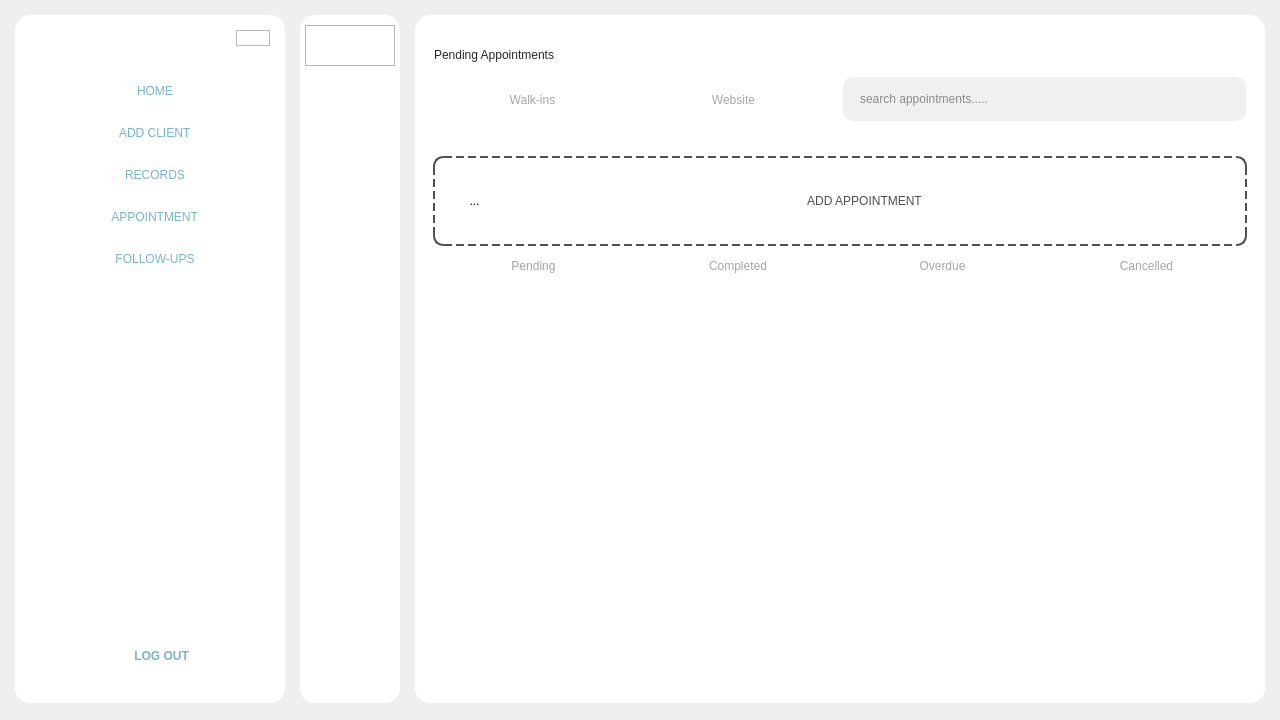
Above: Desktop_Application/Frontend/Home.ui from DreddVDomasian/Petmate-Desktop-Application before the change. Below: the same form after it.
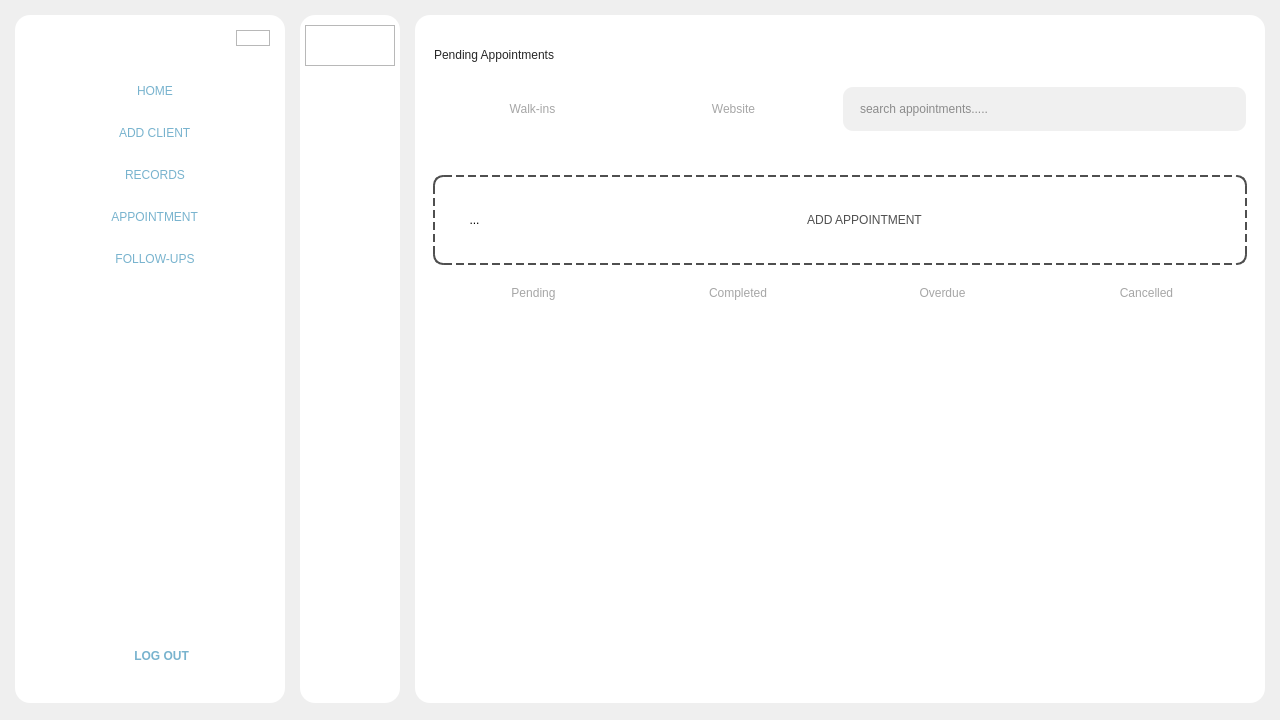
That is the form after the change. The open tabs and pages were chosen to show the change. Icons and pictures are not drawn.

What changed in the file:
```diff
--- a/Desktop_Application/Frontend/Home.ui
+++ b/Desktop_Application/Frontend/Home.ui
@@ -3086,10 +3086,10 @@
                   <property name="bottomMargin">
                    <number>0</number>
                   </property>
-                  <item>
+                  <item alignment="Qt::AlignTop">
                    <widget class="QFrame" name="addWalkinButton">
                     <property name="sizePolicy">
-                     <sizepolicy hsizetype="Expanding" vsizetype="Ignored">
+                     <sizepolicy hsizetype="Expanding" vsizetype="Expanding">
                       <horstretch>0</horstretch>
                       <verstretch>0</verstretch>
                      </sizepolicy>
@@ -3192,7 +3192,7 @@
                     </layout>
                    </widget>
                   </item>
-                  <item>
+                  <item alignment="Qt::AlignTop">
                    <widget class="QFrame" name="pendingCompletedBtn">
                     <property name="sizePolicy">
                      <sizepolicy hsizetype="Preferred" vsizetype="Expanding">
@@ -3200,12 +3200,6 @@
                       <verstretch>0</verstretch>
                      </sizepolicy>
                     </property>
-                    <property name="maximumSize">
-                     <size>
-                      <width>16777215</width>
-                      <height>90</height>
-                     </size>
-                    </property>
                     <property name="styleSheet">
                      <string notr="true"/>
                     </property>
@@ -3330,12 +3324,6 @@
                       <verstretch>0</verstretch>
                      </sizepolicy>
                     </property>
-                    <property name="minimumSize">
-                     <size>
-                      <width>0</width>
-                      <height>383</height>
-                     </size>
-                    </property>
                     <property name="styleSheet">
                      <string notr="true">QScrollArea{
 	border:none;
@@ -3501,8 +3489,8 @@
                           <rect>
                            <x>0</x>
                            <y>0</y>
-                           <width>98</width>
-                           <height>28</height>
+                           <width>796</width>
+                           <height>362</height>
                           </rect>
                          </property>
                          <layout class="QVBoxLayout" name="verticalLayout_17">
```
Left out of the diff: 38 changed lines with no effect on the pictures.
